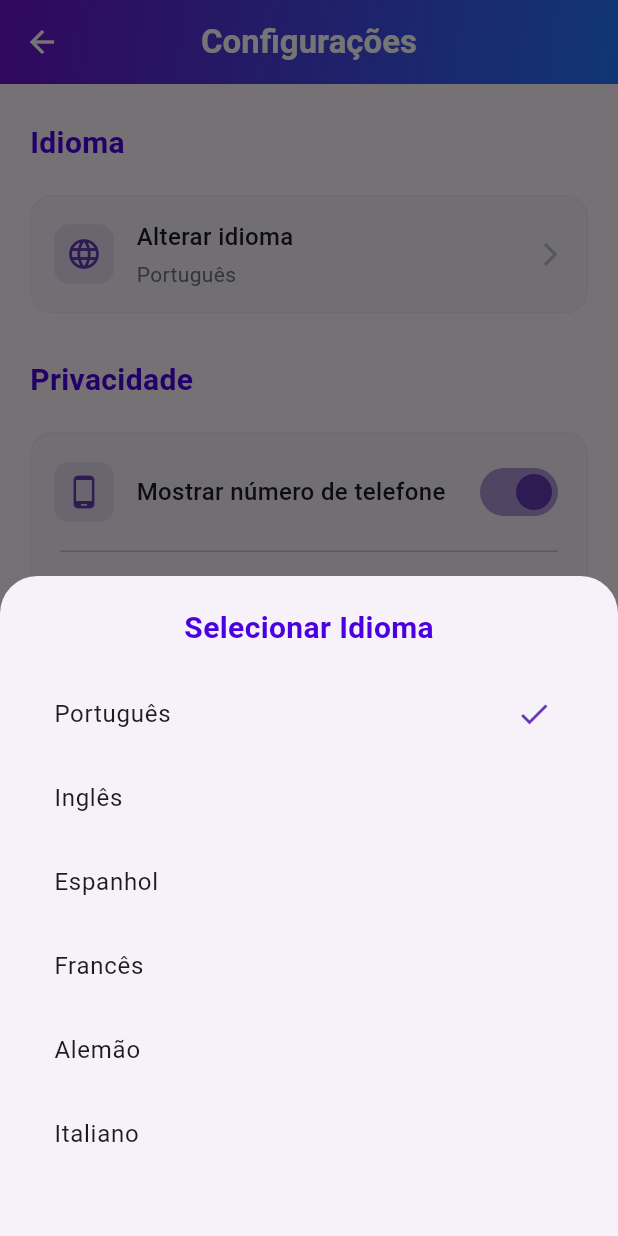
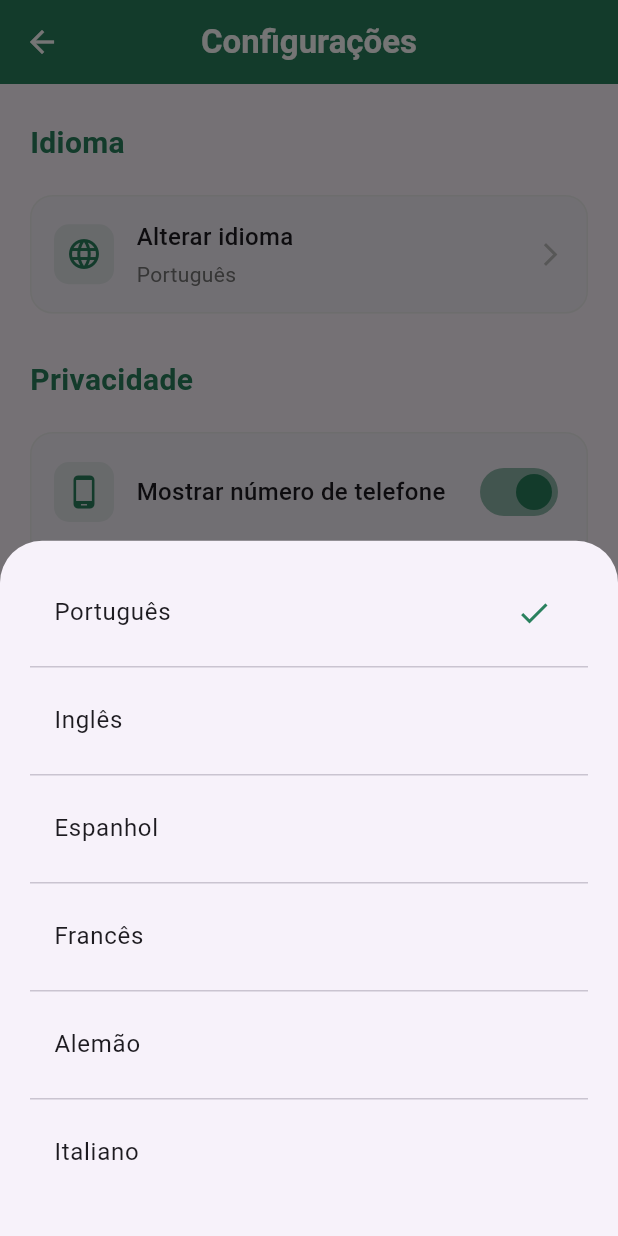
Before and after one commit to PedroFSerra-Uni/CMProject, a Flutter app: the SettingsScreen screen opened by its route, after a tap on "Alterar idioma", on a phone screen of 412 x 824 dp. Run offline on Flutter 3.47's test engine with Material 3 defaults, Android fonts, the phone set to English and light mode, and no system bars; our stand-ins replace cloud_firestore, firebase_auth, firebase_core, firebase_database, image_picker; accounts and stored records are empty.

```diff
--- a/lib/screens/settings_screen.dart
+++ b/lib/screens/settings_screen.dart
@@ -51,7 +51,7 @@ class _SettingsScreenState extends State<SettingsScreen> {
             gradient: LinearGradient(
               begin: Alignment.topLeft,
               end: Alignment.bottomRight,
-              colors: [Color(0xFF6A11CB), Color(0xFF2575FC)],
+              colors: [Color(0xFF2A815E), Color(0xFF2A815E)],
             ),
           ),
         ),
@@ -93,7 +93,7 @@ class _SettingsScreenState extends State<SettingsScreen> {
         style: const TextStyle(
           fontSize: 20,
           fontWeight: FontWeight.bold,
-          color: Color(0xFF4A00E0),
+          color: Color(0xFF2A815E), // Alterado para verde
         ),
       ),
     );
@@ -238,7 +238,7 @@ class _SettingsScreenState extends State<SettingsScreen> {
     required String title,
     required String value,
     required IconData icon,
-    Color color = Colors.deepPurple,
+    Color color = const Color(0xFF2A815E), // Alterado para verde
     bool hasDivider = true,
     IconData? trailingIcon,
     VoidCallback? onTap,
@@ -331,25 +331,22 @@ class _SettingsScreenState extends State<SettingsScreen> {
               Container(
                 padding: const EdgeInsets.all(8),
                 decoration: BoxDecoration(
-                  color: Colors.deepPurple.withOpacity(0.1),
+                  color: const Color(0xFF2A815E).withOpacity(0.1), // Verde com opacidade
                   borderRadius: BorderRadius.circular(10),
                 ),
-                child: Icon(icon, color: Colors.deepPurple, size: 24),
+                child: Icon(icon, color: const Color(0xFF2A815E), size: 24), // Verde
               ),
               const SizedBox(width: 15),
               Expanded(
                 child: Text(
                   title,
-                  style: const TextStyle(
-                    fontSize: 16,
-                    fontWeight: FontWeight.w500,
-                  ),
+                  style: const TextStyle(fontSize: 16, fontWeight: FontWeight.w500),
                 ),
               ),
               Switch(
                 value: value,
+                activeColor: const Color(0xFF2A815E),
                 onChanged: onChanged,
-                activeColor: Colors.deepPurple,
               ),
             ],
           ),
@@ -359,93 +356,73 @@ class _SettingsScreenState extends State<SettingsScreen> {
     );
   }
 
-  // Mostra o seletor de idiomas
   void _showLanguageSelector(bool isVoiceLanguage) {
     showModalBottomSheet(
       context: context,
-      shape: const RoundedRectangleBorder(
-        borderRadius: BorderRadius.vertical(top: Radius.circular(25.0)),
-      ),
-      builder: (context) {
-        return Container(
+      builder: (_) {
+        return ListView.separated(
           padding: const EdgeInsets.all(20),
-          child: Column(
-            mainAxisSize: MainAxisSize.min,
-            children: [
-              Text(
-                isVoiceLanguage ? 'Selecionar Idioma da Voz' : 'Selecionar Idioma',
-                style: const TextStyle(
-                  fontSize: 20,
-                  fontWeight: FontWeight.bold,
-                  color: Color(0xFF4A00E0),
-                ),
-              ),
-              const SizedBox(height: 15),
-              ...languages.map((language) {
+          itemCount: languages.length,
+          separatorBuilder: (_, __) => const Divider(),
+          itemBuilder: (_, index) {
+            String lang = languages[index];
+            bool isSelected = isVoiceLanguage
+                ? lang == selectedVoiceLanguage
+                : lang == selectedLanguage;
+
             return ListTile(
-                  title: Text(language),
-                  trailing: (isVoiceLanguage ? selectedVoiceLanguage : selectedLanguage) == language
-                      ? const Icon(Icons.check, color: Colors.deepPurple)
-                      : null,
+              title: Text(lang),
+              trailing: isSelected ? const Icon(Icons.check, color: Color(0xFF2A815E)) : null,
               onTap: () {
                 setState(() {
                   if (isVoiceLanguage) {
-                        selectedVoiceLanguage = language;
+                    selectedVoiceLanguage = lang;
                   } else {
-                        selectedLanguage = language;
+                    selectedLanguage = lang;
                   }
                 });
                 Navigator.pop(context);
               },
             );
-              }).toList(),
-              const SizedBox(height: 20),
-            ],
-          ),
+          },
         );
       },
     );
   }
 
-  // Mostra um diálogo de confirmação para logout
+  void _showComingSoon(BuildContext context) {
+    ScaffoldMessenger.of(context).showSnackBar(
+      const SnackBar(content: Text('Funcionalidade em desenvolvimento...')),
+    );
+  }
+
   void _confirmLogout(BuildContext context) {
     showDialog(
       context: context,
-      builder: (context) => AlertDialog(
-        title: const Text('Terminar Sessão'),
-        content: const Text('Tem certeza que deseja terminar a sessão?'),
-        shape: RoundedRectangleBorder(borderRadius: BorderRadius.circular(15)),
+      builder: (_) => AlertDialog(
+        title: const Text('Terminar sessão'),
+        content: const Text('Tem a certeza que quer terminar a sessão?'),
         actions: [
           TextButton(
+            child: const Text('Cancelar'),
             onPressed: () => Navigator.pop(context),
-            child: const Text('Cancelar', style: TextStyle(color: Colors.grey)),
           ),
           TextButton(
+            child: const Text('Terminar sessão', style: TextStyle(color: Colors.red)),
             onPressed: () {
-              // Aqui você implementaria a lógica de logout
-              Navigator.pop(context); // Fecha o diálogo
-              Navigator.pop(context); // Volta para a tela anterior
-              ScaffoldMessenger.of(context).showSnackBar(
-                const SnackBar(
-                  content: Text('Sessão terminada com sucesso'),
-                  backgroundColor: Colors.green,
-                ),
-              );
+              Navigator.pop(context);
+              _logout();
             },
-            child: const Text('Terminar Sessão', style: TextStyle(color: Colors.red)),
           ),
         ],
       ),
     );
   }
 
-  // Mostra uma mensagem "Em breve" para funcionalidades não implementadas
-  void _showComingSoon(BuildContext context) {
+  void _logout() {
+    // Implementa a lógica de logout aqui
     ScaffoldMessenger.of(context).showSnackBar(
-      const SnackBar(
-        content: Text('Funcionalidade em desenvolvimento'),
-        backgroundColor: Colors.deepPurple,
-      ),
+      const SnackBar(content: Text('Sessão terminada.')),
     );
   }
 }
--- a/lib/widgets/base_screen.dart
+++ b/lib/widgets/base_screen.dart
@@ -49,7 +49,7 @@ class BaseScreen extends StatelessWidget {
               title: const Text('Definições'),
               onTap: () {
                 Navigator.pop(context);
-                Navigator.pushNamed(context, '/definicoes');
+                Navigator.pushNamed(context, '/settings-screen');
               },
             ),
             ListTile(
```
Also changed, not shown: lib/screens/banca_screen.dart (+27 -3 lines). Lines whose indentation alone changed are shown as unchanged.
